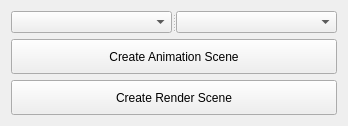
kiryha/Eve, file Eve/tools/houdini/ui/ui_shot_manager.ui: the form before one commit.
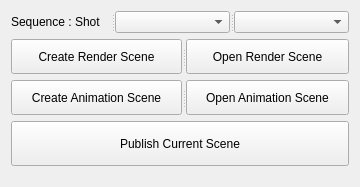
The form after the commit.

The edit to the form file:
```diff
--- a/Eve/tools/houdini/ui/ui_shot_manager.ui
+++ b/Eve/tools/houdini/ui/ui_shot_manager.ui
@@ -6,8 +6,8 @@
    <rect>
     <x>0</x>
     <y>0</y>
-    <width>348</width>
-    <height>120</height>
+    <width>360</width>
+    <height>187</height>
    </rect>
   </property>
   <property name="windowTitle">
@@ -19,36 +19,105 @@
      <property name="orientation">
       <enum>Qt::Horizontal</enum>
      </property>
+     <widget class="QLabel" name="label">
+      <property name="maximumSize">
+       <size>
+        <width>100</width>
+        <height>16777215</height>
+       </size>
+      </property>
+      <property name="text">
+       <string>Sequence : Shot</string>
+      </property>
+     </widget>
      <widget class="QComboBox" name="boxSequence"/>
      <widget class="QComboBox" name="boxShot"/>
     </widget>
    </item>
    <item>
-    <widget class="QPushButton" name="btnCreateAnimationScene">
-     <property name="minimumSize">
-      <size>
-       <width>0</width>
-       <height>35</height>
-      </size>
+    <widget class="QSplitter" name="splitter_3">
+     <property name="orientation">
+      <enum>Qt::Horizontal</enum>
      </property>
-     <property name="text">
-      <string>Create Animation Scene</string>
+     <widget class="QPushButton" name="btnCreateRenderScene">
+      <property name="minimumSize">
+       <size>
+        <width>0</width>
+        <height>35</height>
+       </size>
+      </property>
+      <property name="text">
+       <string>Create Render Scene</string>
+      </property>
+     </widget>
+     <widget class="QPushButton" name="btnOpenRenderScene">
+      <property name="minimumSize">
+       <size>
+        <width>0</width>
+        <height>35</height>
+       </size>
+      </property>
+      <property name="text">
+       <string>Open Render Scene</string>
+      </property>
+     </widget>
+    </widget>
+   </item>
+   <item>
+    <widget class="QSplitter" name="splitter_2">
+     <property name="orientation">
+      <enum>Qt::Horizontal</enum>
      </property>
+     <widget class="QPushButton" name="btnCreateAnimationScene">
+      <property name="minimumSize">
+       <size>
+        <width>0</width>
+        <height>35</height>
+       </size>
+      </property>
+      <property name="text">
+       <string>Create Animation Scene</string>
+      </property>
+     </widget>
+     <widget class="QPushButton" name="btnOpenAnimationScene">
+      <property name="minimumSize">
+       <size>
+        <width>0</width>
+        <height>35</height>
+       </size>
+      </property>
+      <property name="text">
+       <string>Open Animation Scene</string>
+      </property>
+     </widget>
     </widget>
    </item>
    <item>
-    <widget class="QPushButton" name="btnCreateRenderScene">
+    <widget class="QPushButton" name="pushButton">
      <property name="minimumSize">
       <size>
        <width>0</width>
-       <height>35</height>
+       <height>45</height>
       </size>
      </property>
      <property name="text">
-      <string>Create Render Scene</string>
+      <string>Publish Current Scene</string>
      </property>
     </widget>
    </item>
+   <item>
+    <spacer name="verticalSpacer">
+     <property name="orientation">
+      <enum>Qt::Vertical</enum>
+     </property>
+     <property name="sizeHint" stdset="0">
+      <size>
+       <width>20</width>
+       <height>40</height>
+      </size>
+     </property>
+    </spacer>
+   </item>
   </layout>
  </widget>
  <resources/>
```
